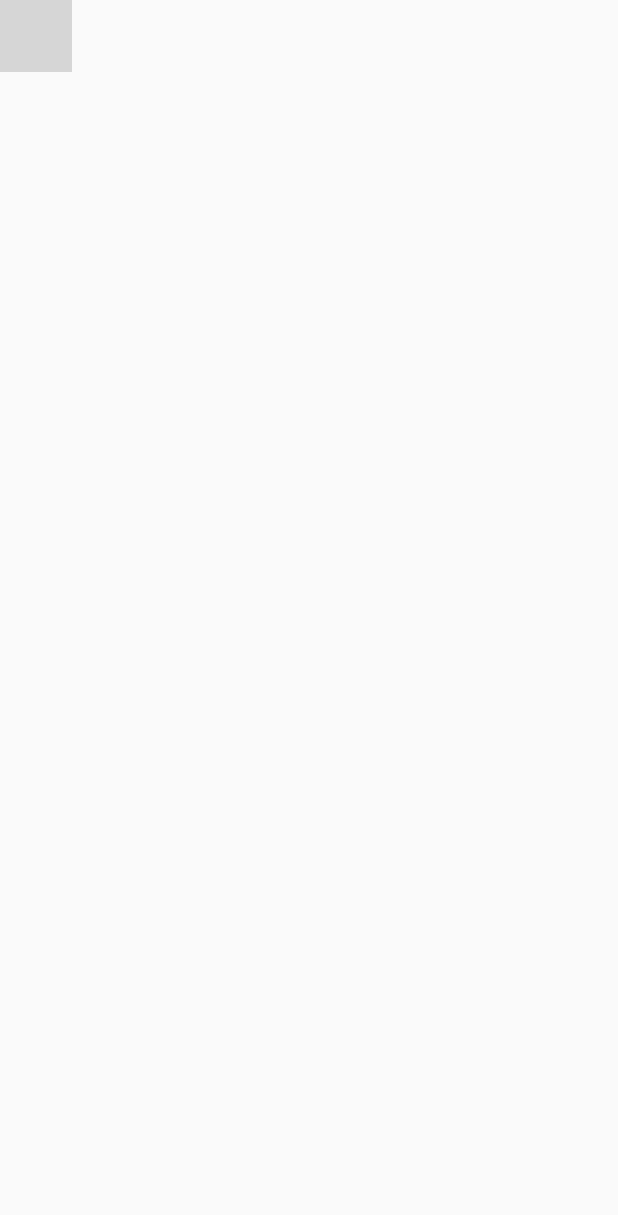
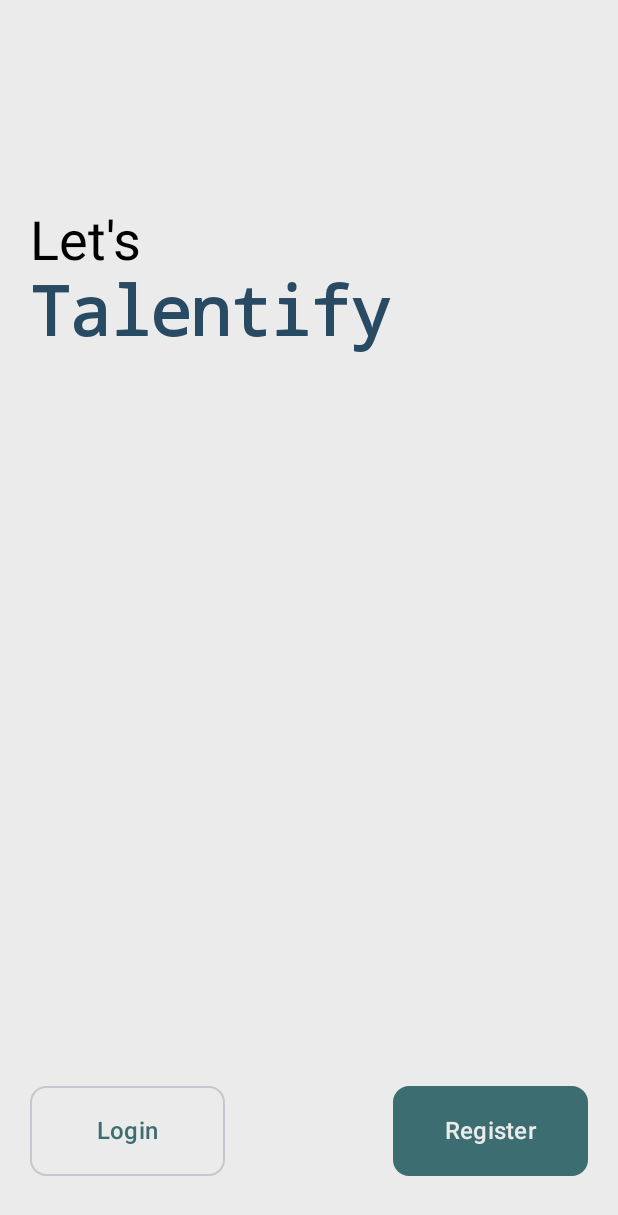
Before and after one commit to zaiehilmi/Talentify, an Android app built with Jetpack Compose: the screen it shows after launch (MainActivity), on a phone screen of 412 x 824 dp. Shown: the top 1215 px of the screen. Run offline under Robolectric (Android 15) with nearby library versions, the phone set to English and light mode, and no system bars; grey boxes are pictures that could not be loaded.

Commit message:
refactor: relocate component directory

```diff
--- a/app/src/main/java/com/zaie/nunasurvei/ui/component/ZaieButton.kt
+++ b/app/src/main/java/com/zaie/nunasurvei/ui/component/ZaieButton.kt
@@ -1,4 +1,4 @@
-package com.zaie.nunasurvei.component
+package com.zaie.nunasurvei.ui.component
 
 import androidx.compose.foundation.layout.Row
 import androidx.compose.foundation.layout.height
--- a/app/src/main/java/com/zaie/nunasurvei/ui/component/ZaieTextField.kt
+++ b/app/src/main/java/com/zaie/nunasurvei/ui/component/ZaieTextField.kt
@@ -1,4 +1,4 @@
-package com.zaie.nunasurvei.component
+package com.zaie.nunasurvei.ui.component
 
 import androidx.compose.foundation.layout.Column
 import androidx.compose.foundation.layout.Spacer
--- a/app/src/main/java/com/zaie/nunasurvei/ui/screen/WelcomeScreen.kt
+++ b/app/src/main/java/com/zaie/nunasurvei/ui/screen/WelcomeScreen.kt
@@ -1 +1,84 @@
 package com.zaie.nunasurvei.ui.screen
+
+import androidx.compose.foundation.layout.Arrangement
+import androidx.compose.foundation.layout.Column
+import androidx.compose.foundation.layout.Row
+import androidx.compose.foundation.layout.fillMaxSize
+import androidx.compose.foundation.layout.fillMaxWidth
+import androidx.compose.foundation.layout.padding
+import androidx.compose.material3.MaterialTheme.typography
+import androidx.compose.material3.Scaffold
+import androidx.compose.material3.Text
+import androidx.compose.runtime.Composable
+import androidx.compose.ui.Modifier
+import androidx.compose.ui.text.font.FontFamily
+import androidx.compose.ui.text.font.FontWeight
+import androidx.compose.ui.unit.dp
+import com.zaie.nunasurvei.ui.component.ZaieButton
+import com.zaie.nunasurvei.ui.theme.ZaieColor
+
+@Composable
+fun WelcomeScreen() {
+  Main()
+}
+
+@Composable
+private fun Main() {
+  Scaffold(
+    containerColor = ZaieColor.surfaceFrozen,
+    modifier = Modifier
+      .fillMaxSize()
+  ) { innerPadding ->
+    Column(
+      verticalArrangement = Arrangement.SpaceBetween,
+      modifier = Modifier
+        .padding(innerPadding)
+        .fillMaxSize()
+        .padding(top = 140.dp, bottom = 40.dp, start = 20.dp, end = 20.dp)
+    ) {
+      Greeting()
+      BottomButton()
+    }
+  }
+}
+
+@Composable
+private fun Greeting() {
+  Column {
+    Text(
+      text = "Let's",
+      style = typography.displaySmall
+    )
+    Text(
+      text = "Talentify",
+      style = typography
+        .displayMedium
+        .copy(
+          fontWeight = FontWeight.Bold,
+          fontFamily = FontFamily.Monospace,
+          color = ZaieColor.title
+        )
+    )
+  }
+}
+
+@Composable
+private fun BottomButton() {
+  Row(
+    horizontalArrangement = Arrangement.SpaceBetween,
+    modifier = Modifier
+      .fillMaxWidth()
+  ) {
+    ZaieButton(
+      title = "Login",
+      isSecondary = true,
+      onTap = {}
+    )
+    ZaieButton(
+      title = "Register",
+      onTap = {
+//        ZaieNavHost().navigate(Destinasi.Register)
+      }
+    )
+  }
+}
```
